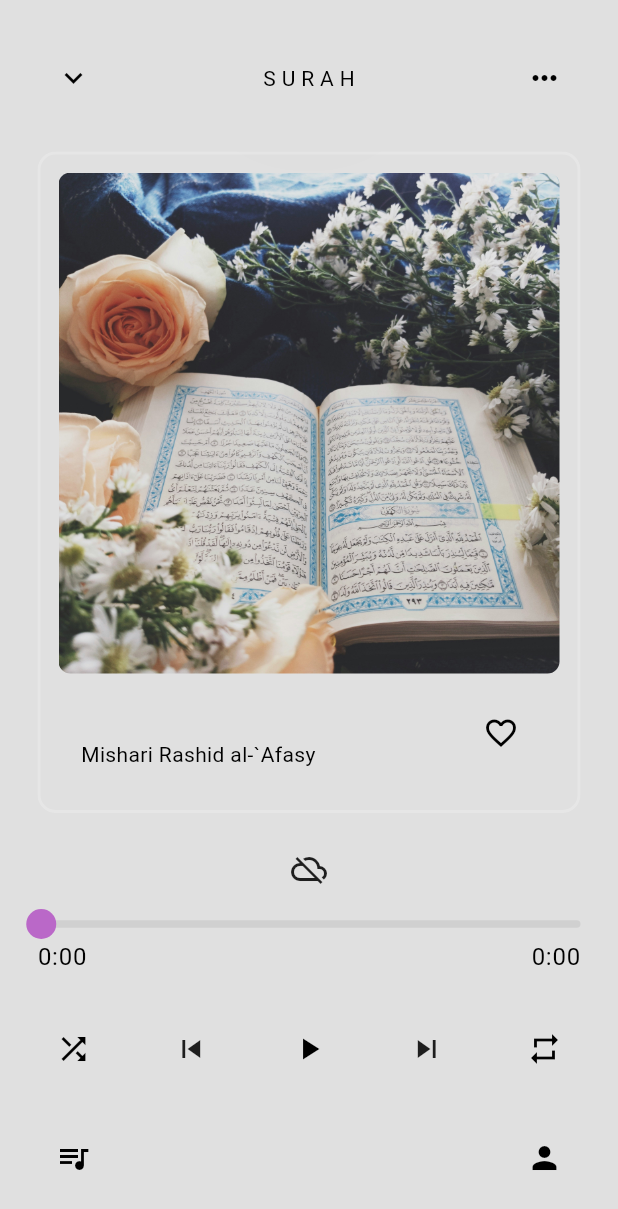
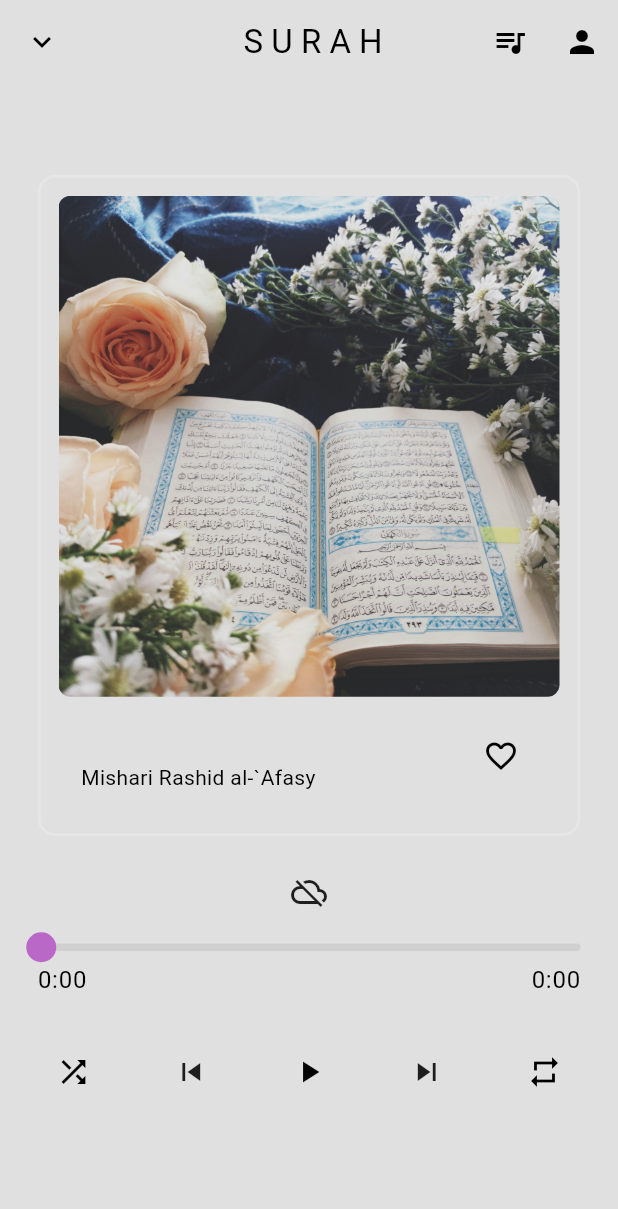
Before and after one commit to aksoyalpi/Quranify-App, a Flutter app: the SurahPage screen opened directly, on a phone screen of 412 x 824 dp. Shown: the top 1209 px of the screen. Run offline on Flutter 3.47's test engine with Material 3 defaults, Android fonts, the phone set to English and light mode, and no system bars; drawn by our look-alikes of animated_background, audio_video_progress_bar; our stand-ins replace audio_service, flutter_slidable, get_it, google_fonts, just_audio, shared_preferences; missing offline and left inert: tutorial_coach_mark; accounts and stored records are empty.

Commit message:
changed UI of surah page, so that there is a fixed app bar and the playlist and reciter icon are also in the app bar

```diff
--- a/lib/pages/surah_page.dart
+++ b/lib/pages/surah_page.dart
@@ -95,6 +95,22 @@ class _SurahPageState extends State<SurahPage> with TickerProviderStateMixin {
         }
       },
       child: Scaffold(
+        appBar: AppBar(
+          leading: Icon(Icons.keyboard_arrow_down),
+          title: Text(" S U R A H"),
+          centerTitle: true,
+          backgroundColor: Colors.transparent,
+          bottomOpacity: 0,
+          elevation: 0,
+          actions: [
+            IconButton(
+                onPressed: (() => showPlaylist(context)),
+                icon: const Icon(Icons.queue_music)),
+            IconButton(
+                onPressed: () => showMenu(context),
+                icon: const Icon(Icons.person)),
+          ],
+        ),
         body: ValueListenableBuilder(
             valueListenable: pageManager.playButtonNotifier,
             builder: (_, value, __) => AnimatedBackground(
@@ -134,6 +150,7 @@ class _SurahPageState extends State<SurahPage> with TickerProviderStateMixin {
   Widget playlistWidget() => Stack(
         children: [
           ReorderableListView.builder(
+            padding: const EdgeInsets.only(bottom: 75),
             itemCount: pageManager.playlist.length,
             itemBuilder: (context, index) {
               final MediaItem surah = pageManager.playlist[index];
@@ -211,30 +228,6 @@ class _SurahPageState extends State<SurahPage> with TickerProviderStateMixin {
           child: Column(
             mainAxisAlignment: MainAxisAlignment.center,
             children: [
-              // app bar
-              Row(
-                mainAxisAlignment: MainAxisAlignment.spaceBetween,
-                children: [
-                  // back button
-                  IconButton(
-                      onPressed: () => Navigator.pop(context),
-                      icon: const Icon(
-                        Icons.keyboard_arrow_down,
-                      )),
-
-                  // title
-                  const Text("S U R A H"),
-
-                  IconButton(
-                      onPressed: () => showMenu(context),
-                      icon: const Icon(Icons.more_horiz))
-                ],
-              ),
-
-              const SizedBox(
-                height: 25,
-              ),
-
               // album network
               NeuBox(
                   child: Padding(
@@ -441,18 +434,6 @@ class _SurahPageState extends State<SurahPage> with TickerProviderStateMixin {
 
               const SizedBox(
                 height: 25,
-              ),
-
-              Row(
-                mainAxisAlignment: MainAxisAlignment.spaceBetween,
-                children: [
-                  IconButton(
-                      onPressed: (() => showPlaylist(context)),
-                      icon: const Icon(Icons.queue_music)),
-                  IconButton(
-                      onPressed: () => showMenu(context),
-                      icon: const Icon(Icons.person))
-                ],
               )
             ],
           ),
```
